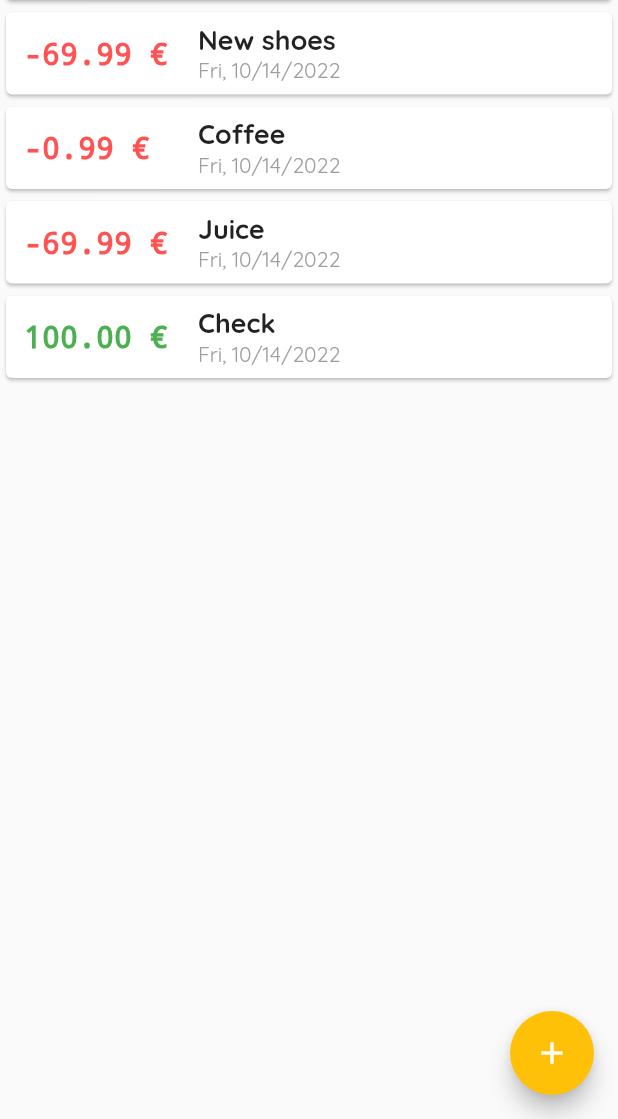
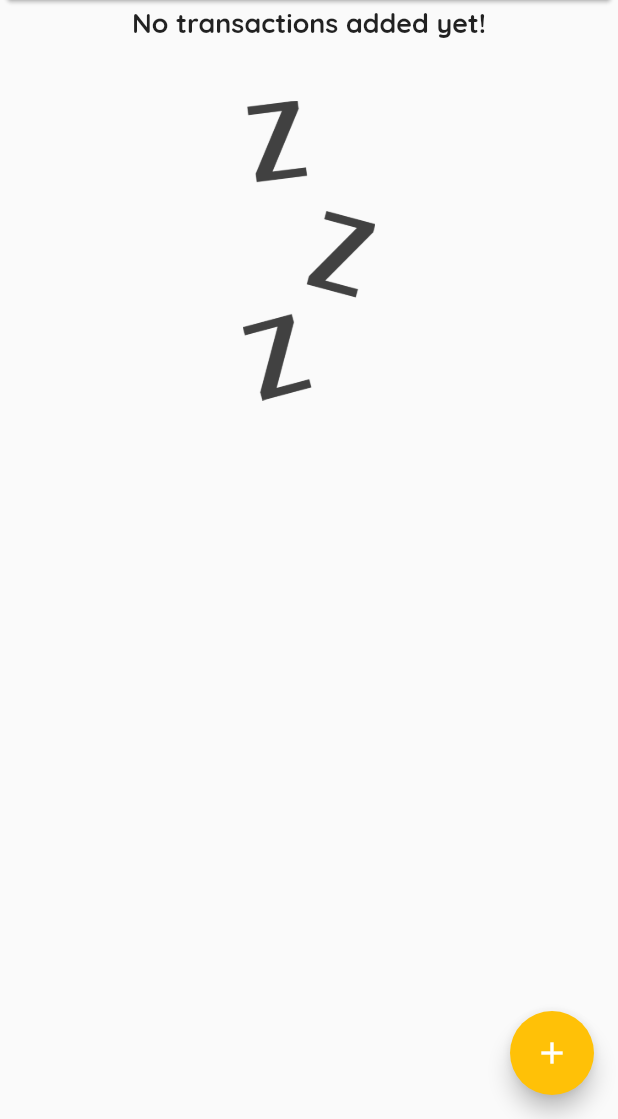
Before and after one commit to niktekusho/personal_expenses, a Flutter app: the screen it shows after launch, on a phone screen of 412 x 824 dp, the part 117-1236 px from its top. Run offline on Flutter 3.47's test engine with Material 2 defaults, Android fonts, the phone set to English and light mode, and no system bars.

Commit message:
Adds placeholder image when transaction list is empty

```diff
--- a/lib/main.dart
+++ b/lib/main.dart
@@ -49,11 +49,11 @@ class ExpensesMainPage extends StatefulWidget {
 
 class _ExpensesMainPageState extends State<ExpensesMainPage> {
   final List<Transaction> _transactions = [
-    Transaction(
-        title: 'New shoes', id: 't1', amount: -69.99, date: DateTime.now()),
-    Transaction(title: 'Coffee', id: 't2', amount: -0.99, date: DateTime.now()),
-    Transaction(title: 'Juice', id: 't3', amount: -69.99, date: DateTime.now()),
-    Transaction(title: 'Check', id: 't4', amount: 100, date: DateTime.now()),
+    // Transaction(
+    //     title: 'New shoes', id: 't1', amount: -69.99, date: DateTime.now()),
+    // Transaction(title: 'Coffee', id: 't2', amount: -0.99, date: DateTime.now()),
+    // Transaction(title: 'Juice', id: 't3', amount: -69.99, date: DateTime.now()),
+    // Transaction(title: 'Check', id: 't4', amount: 100, date: DateTime.now()),
   ];
 
   void _addNewTransaction({required String title, required double amount}) {
--- a/lib/widgets/transaction_list.dart
+++ b/lib/widgets/transaction_list.dart
@@ -8,7 +8,7 @@ class TransactionList extends StatelessWidget {
 
   const TransactionList({super.key, required this.transactions});
 
-  Widget _buildTransactionListItem(BuildContext ctx, int index) {
+  Widget _buildTransactionListItem(BuildContext context, int index) {
     final transaction = transactions[index];
 
     return Card(
@@ -35,7 +35,7 @@ class TransactionList extends StatelessWidget {
             children: [
               Text(
                 transaction.title,
-                style: Theme.of(ctx).textTheme.titleMedium,
+                style: Theme.of(context).textTheme.titleMedium,
               ),
               Text(
                 DateFormat.yMEd().format(transaction.date),
@@ -50,14 +50,39 @@ class TransactionList extends StatelessWidget {
     );
   }
 
+  Widget _buildNoTransactionsWidget(BuildContext context) {
+    return Column(
+      children: [
+        Text(
+          'No transactions added yet!',
+          style: Theme.of(context).textTheme.titleMedium,
+        ),
+        SizedBox(
+          height: 40,
+        ),
+        Container(
+          height: 200,
+          child: Image.asset(
+            'assets/images/waiting.png',
+            fit: BoxFit.cover,
+          ),
+        ),
+      ],
+    );
+  }
+
   @override
   Widget build(BuildContext context) {
+    final widgetBody = transactions.isEmpty
+        ? _buildNoTransactionsWidget(context)
+        : ListView.builder(
+            itemBuilder: _buildTransactionListItem,
+            itemCount: transactions.length,
+          );
+
     return Container(
         // TODO: an other fixed size...
         height: 300,
-        child: ListView.builder(
-          itemBuilder: _buildTransactionListItem,
-          itemCount: transactions.length,
-        ));
+        child: widgetBody);
   }
 }
--- a/pubspec.yaml
+++ b/pubspec.yaml
@@ -61,9 +61,8 @@ flutter:
   uses-material-design: true
 
   # To add assets to your application, add an assets section, like this:
-  # assets:
-  #   - images/a_dot_burr.jpeg
-  #   - images/a_dot_ham.jpeg
+  assets:
+    - assets/images/waiting.png
 
   # An image asset can refer to one or more resolution-specific "variants", see
   # https://flutter.dev/assets-and-images/#resolution-aware
```
Also changed, not shown: assets/images/waiting.png (added).
